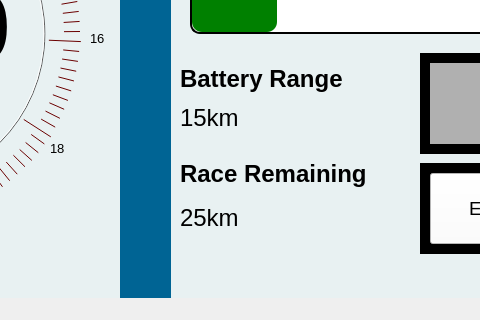
Qt form 2025/Main/Pilot_UI.ui (Adimaus999/Solex) before a commit; both pictures show x 370 to 850 and y 247 to 567 of the 981 by 567 pixel window.
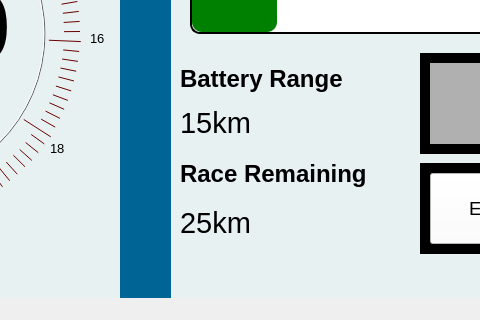
The same form after that commit.

Commit message: GUI Updated Fonts and Palettes

What changed in the file:
```diff
--- a/2025/Main/Pilot_UI.ui
+++ b/2025/Main/Pilot_UI.ui
@@ -984,12 +984,12 @@
       <x>550</x>
       <y>350</y>
       <width>121</width>
-      <height>31</height>
+      <height>41</height>
      </rect>
     </property>
     <property name="font">
      <font>
-      <pointsize>18</pointsize>
+      <pointsize>22</pointsize>
      </font>
     </property>
     <property name="text">
@@ -1308,12 +1308,12 @@
       <x>550</x>
       <y>450</y>
       <width>101</width>
-      <height>31</height>
+      <height>41</height>
      </rect>
     </property>
     <property name="font">
      <font>
-      <pointsize>18</pointsize>
+      <pointsize>22</pointsize>
      </font>
     </property>
     <property name="text">
```
Left out of the diff: 33 changed lines with no effect on the pictures. The commit also changes 6 other files.
